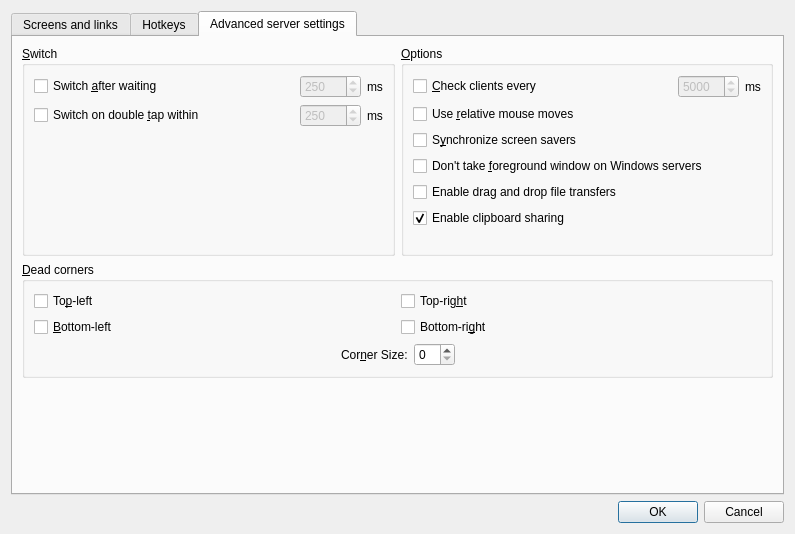
First picture: the form in src/gui/src/ServerConfigDialogBase.ui, repository yshui/synergy-core, before the edit.
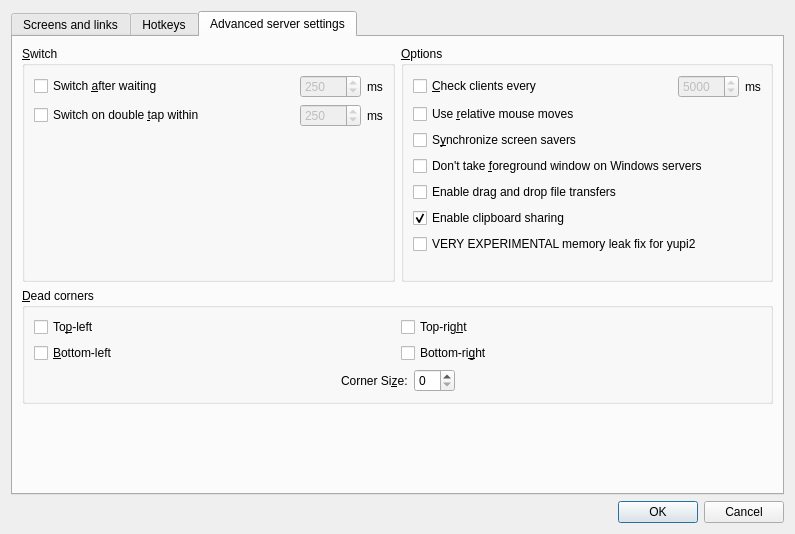
Second picture: the form after the edit. The open tabs and pages were chosen to show the change. Icons and pictures are not drawn. Custom widgets are drawn as their Qt base class.

Commit message: lots of things sorry. appveyor deploy test stuff ; .gitignore update ; added _GIT_BRANCH ; changed _GIT_REVISION length ; removed _EXP_LEAK_FIX, use the option in configure server->advanced yada yada ; readme.md ; changed installer name (it's longer now sorry) ; copyable version in the about page ; copy button on about page ; will you fight?

The edit to the form file:
```diff
--- a/src/gui/src/ServerConfigDialogBase.ui
+++ b/src/gui/src/ServerConfigDialogBase.ui
@@ -501,7 +501,7 @@
             </item>
            </layout>
           </item>
-          <item row="6" column="0">
+          <item row="7" column="0">
            <spacer>
             <property name="orientation">
              <enum>Qt::Vertical</enum>
@@ -521,6 +521,13 @@
             </property>
            </widget>
           </item>
+          <item row="6" column="0">
+           <widget class="QCheckBox" name="m_pCheckBoxExpLeakFix">
+            <property name="text">
+             <string>VERY EXPERIMENTAL memory leak fix for yupi2</string>
+            </property>
+           </widget>
+          </item>
          </layout>
         </widget>
        </item>
@@ -579,7 +586,7 @@
             <item>
              <widget class="QLabel" name="label">
               <property name="text">
-               <string>Cor&amp;ner Size:</string>
+               <string>Corner Si&amp;ze:</string>
               </property>
               <property name="buddy">
                <cstring>m_pSpinBoxSwitchCornerSize</cstring>
```
The commit also changes 18 other files.
